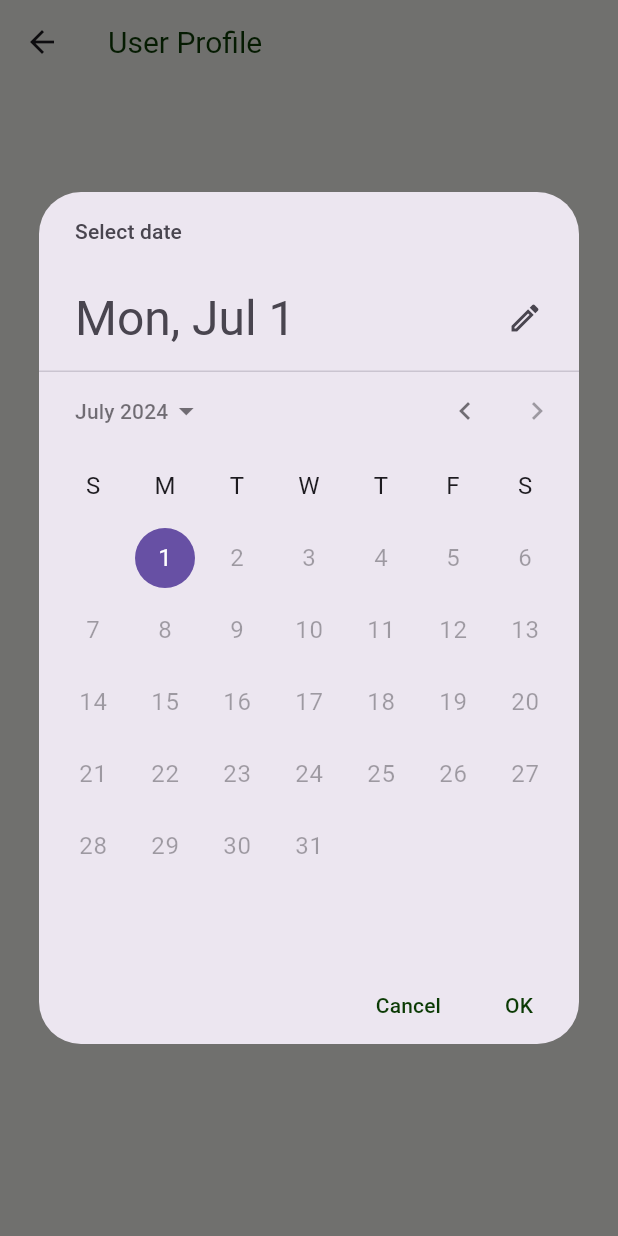
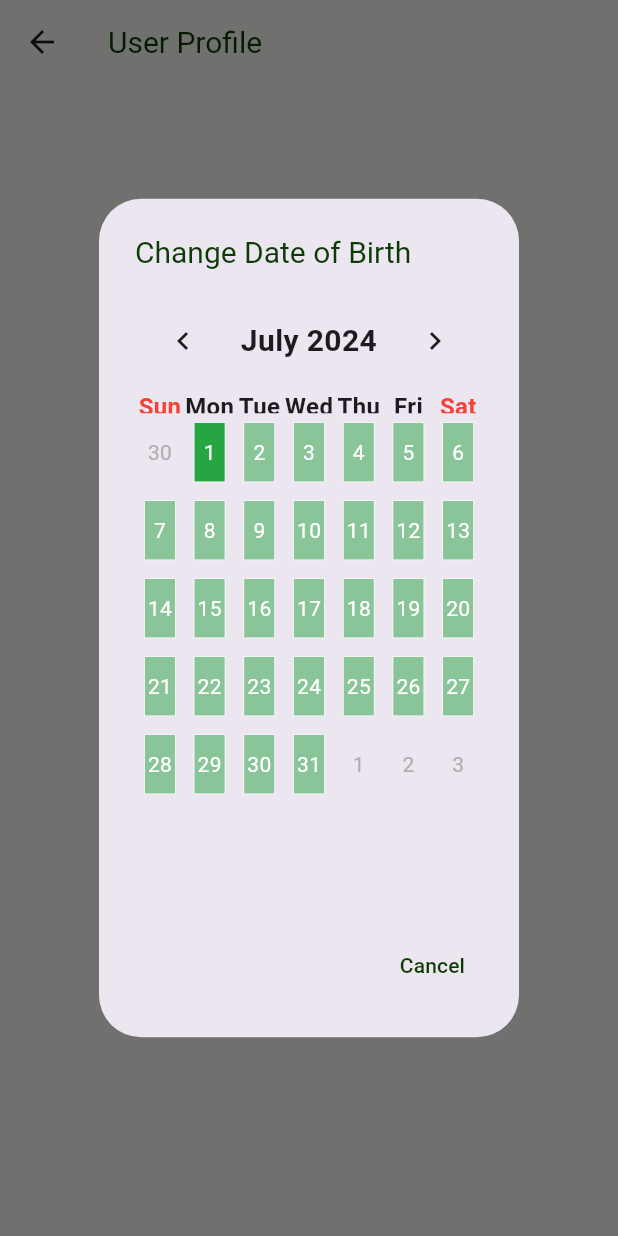
Before and after one commit to CMDF-team-project/Project, a Flutter app: the screen it shows after launch, item 2 of the bottom bar chosen, after a tap on "Change Date of Birth", on a phone screen of 412 x 824 dp. Run offline on Flutter 3.47's test engine with Material 3 defaults, Android fonts, the phone set to English and light mode, and no system bars; drawn by our look-alikes of table_calendar; our stand-ins replace connectivity_plus, firebase_core, firebase_database; accounts and stored records are empty.

Commit message:
localization added

```diff
--- a/lib/l10n/intl_en.json
+++ b/lib/l10n/intl_en.json
@@ -12,5 +12,13 @@
     "wed": "Wed",
     "thu": "Thu",
     "fri": "Fri",
-    "sat": "Sat"
+    "sat": "Sat",
+    "userProfile": "User Profile",
+    "userName": "User Name",
+    "dateOfBirth": "Date of Birth",
+    "changeNickname": "Change Nickname",
+    "changeDateOfBirth": "Change Date of Birth",
+    "enterNewNickname": "Enter new nickname",
+    "cancel": "Cancel",
+    "save": "Save"
 }
--- a/lib/screens/mood_page.dart
+++ b/lib/screens/mood_page.dart
@@ -13,7 +13,7 @@ class AddMoodEntryScreen extends StatelessWidget {
   Widget build(BuildContext context) {
     var localizedStrings = AppLocalizations.of(context);
     final localeProvider = Provider.of<LocaleProvider>(context);
-     final localizations = app_localizations.AppLocalizations.of(context)!;
+    final localizations = app_localizations.AppLocalizations.of(context)!;
 
     return Scaffold(
       appBar: AppBar(
--- a/lib/screens/profile.dart
+++ b/lib/screens/profile.dart
@@ -1,6 +1,7 @@
 import 'package:flutter/material.dart';
 import 'package:table_calendar/table_calendar.dart';
 import 'package:intl/intl.dart';
+import 'package:team_project/app_localizations.dart' as app_localizations;
 
 class ProfilePage extends StatefulWidget {
   const ProfilePage({Key? key}) : super(key: key);
@@ -10,14 +11,23 @@ class ProfilePage extends StatefulWidget {
 }
 
 class _ProfilePageState extends State<ProfilePage> {
-  String userName = 'User Name';
+  late String userName;
   DateTime? dateOfBirth;
 
   @override
+  void didChangeDependencies() {
+    super.didChangeDependencies();
+    final localizations = app_localizations.AppLocalizations.of(context)!;
+    userName = localizations.translate('userName') ?? 'User Name';
+  }
+
+  @override
   Widget build(BuildContext context) {
+    final localizations = app_localizations.AppLocalizations.of(context)!;
+
     return Scaffold(
       appBar: AppBar(
-        title: Text('User Profile'),
+        title: Text(localizations.translate('userProfile') ?? 'User Profile'),
       ),
       body: Center(
         child: Column(
@@ -38,7 +48,7 @@ class _ProfilePageState extends State<ProfilePage> {
             if (dateOfBirth != null) ...[
               const SizedBox(height: 10),
               Text(
-                'Date of Birth: ${dateOfBirth!.toLocal().toIso8601String().split('T').first}',
+                '${localizations.translate('dateOfBirth')}: ${dateOfBirth!.toLocal().toIso8601String().split('T').first}',
                 style: TextStyle(
                   fontSize: 16,
                   fontWeight: FontWeight.w500,
@@ -54,7 +64,7 @@ class _ProfilePageState extends State<ProfilePage> {
               onPressed: () {
                 _changeNickname(context);
               },
-              child: Text('Change Nickname'),
+              child: Text(localizations.translate('changeNickname') ?? 'Change Nickname'),
             ),
             const SizedBox(height: 10),
             ElevatedButton(
@@ -65,7 +75,7 @@ class _ProfilePageState extends State<ProfilePage> {
               onPressed: () {
                 _changeDateOfBirth(context);
               },
-              child: Text('Change Date of Birth'),
+              child: Text(localizations.translate('changeDateOfBirth') ?? 'Change Date of Birth'),
             ),
           ],
         ),
@@ -75,31 +85,32 @@ class _ProfilePageState extends State<ProfilePage> {
 
   void _changeNickname(BuildContext context) {
     final TextEditingController nicknameController = TextEditingController();
+    final localizations = app_localizations.AppLocalizations.of(context)!;
 
     showDialog(
       context: context,
       builder: (context) {
         return AlertDialog(
-          title: Text('Change Nickname'),
+          title: Text(localizations.translate('changeNickname') ?? 'Change Nickname'),
           content: TextField(
             controller: nicknameController,
-            decoration: InputDecoration(hintText: 'Enter new nickname'),
+            decoration: InputDecoration(hintText: localizations.translate('enterNewNickname') ?? 'Enter new nickname'),
           ),
           actions: [
             TextButton(
               onPressed: () {
                 Navigator.of(context).pop();
               },
-              child: Text('Cancel'),
+              child: Text(localizations.translate('cancel') ?? 'Cancel'),
             ),
             TextButton(
               onPressed: () {
                 setState(() {
-                  userName = nicknameController.text;
+                  userName = nicknameController.text.isNotEmpty ? nicknameController.text : localizations.translate('userName') ?? 'User Name';
                 });
                 Navigator.of(context).pop();
               },
-              child: Text('Save'),
+              child: Text(localizations.translate('save') ?? 'Save'),
             ),
           ],
         );
@@ -108,11 +119,79 @@ class _ProfilePageState extends State<ProfilePage> {
   }
 
   void _changeDateOfBirth(BuildContext context) async {
-    DateTime? selectedDate = await showDatePicker(
+    DateTime? selectedDate = await showDialog(
       context: context,
-      initialDate: dateOfBirth ?? DateTime.now(),
-      firstDate: DateTime(1900),
-      lastDate: DateTime.now(),
+      builder: (context) {
+        DateTime focusedDay = dateOfBirth ?? DateTime.now();
+        DateTime selectedDay = focusedDay;
+
+        return AlertDialog(
+          title: Text(app_localizations.AppLocalizations.of(context)!.translate('changeDateOfBirth') ?? 'Change Date of Birth'),
+          content: SizedBox(
+            height: 400,
+            child: TableCalendar(
+              firstDay: DateTime.utc(1900, 1, 1),
+              lastDay: DateTime.utc(2100, 12, 31),
+              focusedDay: focusedDay,
+              selectedDayPredicate: (day) {
+                return isSameDay(selectedDay, day);
+              },
+              onDaySelected: (newSelectedDay, newFocusedDay) {
+                setState(() {
+                  selectedDay = newSelectedDay;
+                  focusedDay = newFocusedDay;
+                });
+                Navigator.of(context).pop(newSelectedDay);
+              },
+              headerStyle: HeaderStyle(
+                formatButtonVisible: false,
+                titleCentered: true,
+                titleTextStyle: const TextStyle(
+                  fontSize: 20,
+                  fontWeight: FontWeight.bold,
+                ),
+              ),
+              daysOfWeekStyle: DaysOfWeekStyle(
+                weekdayStyle: TextStyle(fontSize: 16, fontWeight: FontWeight.bold),
+                weekendStyle: TextStyle(fontSize: 16, fontWeight: FontWeight.bold, color: Colors.red),
+                dowTextFormatter: (date, locale) {
+                  return DateFormat.E(locale).format(date);
+                },
+              ),
+              calendarStyle: CalendarStyle(
+                defaultDecoration: BoxDecoration(
+                  color: Color.fromARGB(255, 39, 165, 66).withOpacity(0.5),
+                  border: Border.all(color: Colors.white, width: 0.5),
+                ),
+                todayDecoration: BoxDecoration(
+                  color: Color.fromARGB(255, 39, 165, 66).withOpacity(0.9),
+                  border: Border.all(color: Colors.white, width: 0.5),
+                ),
+                selectedDecoration: BoxDecoration(
+                  color: Color.fromARGB(255, 39, 165, 66),
+                  border: Border.all(color: Colors.white, width: 0.5),
+                ),
+                weekendDecoration: BoxDecoration(
+                  color: Color.fromARGB(255, 39, 165, 66).withOpacity(0.5),
+                  border: Border.all(color: Colors.white, width: 0.5),
+                ),
+                defaultTextStyle: TextStyle(color: Colors.white),
+                todayTextStyle: TextStyle(color: Colors.white),
+                selectedTextStyle: TextStyle(color: Colors.white),
+                weekendTextStyle: TextStyle(color: Colors.white),
+              ),
+            ),
+          ),
+          actions: [
+            TextButton(
+              onPressed: () {
+                Navigator.of(context).pop();
+              },
+              child: Text(app_localizations.AppLocalizations.of(context)!.translate('cancel') ?? 'Cancel'),
+            ),
+          ],
+        );
+      },
     );
 
     if (selectedDate != null) {
```
Also changed, not shown: lib/l10n/intl_ru.json (+9 -1 lines).
